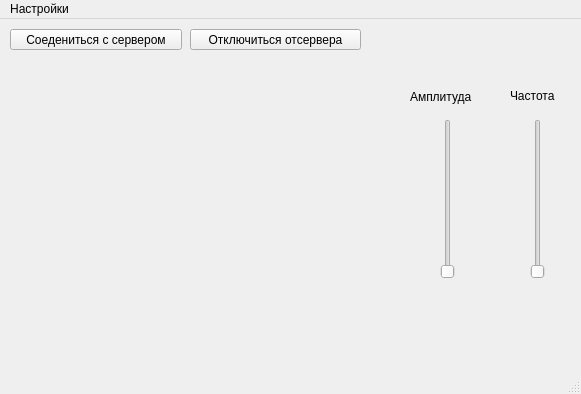
Above: myClient/mainwindow.ui from ngorodnyansky/signal_analyzing before the change. Below: the same form after it.
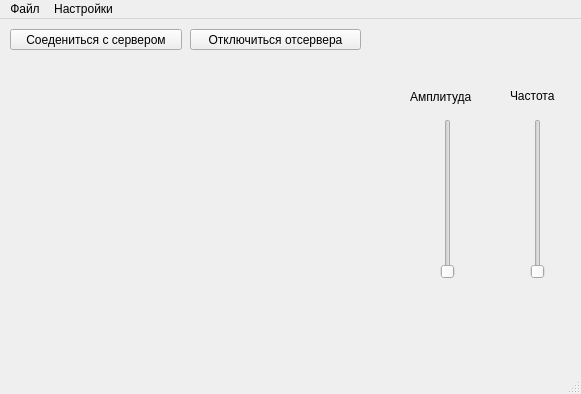
That is the form after the change. Custom widgets are drawn as their Qt base class.

Commit message: Добавлено сохранение в настроек в файл. При первом запуске будет ошибко, но при последующих запусках всё равботат нормально.

```diff
--- a/myClient/mainwindow.ui
+++ b/myClient/mainwindow.ui
@@ -118,6 +118,13 @@
     </property>
     <addaction name="SettingAction"/>
    </widget>
+   <widget class="QMenu" name="menu_2">
+    <property name="title">
+     <string>Файл</string>
+    </property>
+    <addaction name="action_exit"/>
+   </widget>
+   <addaction name="menu_2"/>
    <addaction name="menu"/>
   </widget>
   <widget class="QStatusBar" name="statusbar"/>
```
Left out of the diff: 5 changed lines with no effect on the pictures. The commit also changes 4 other files.
